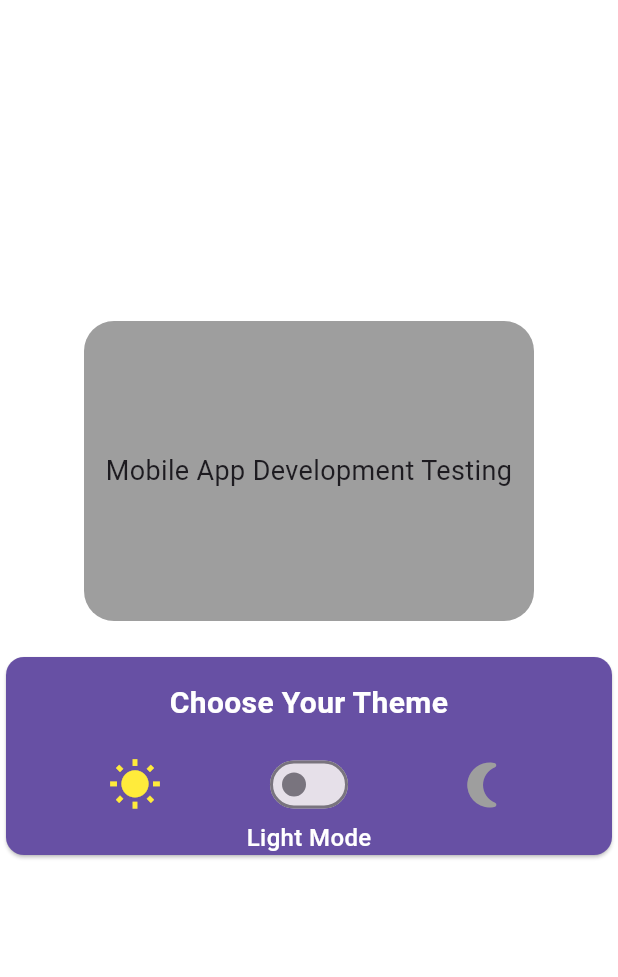
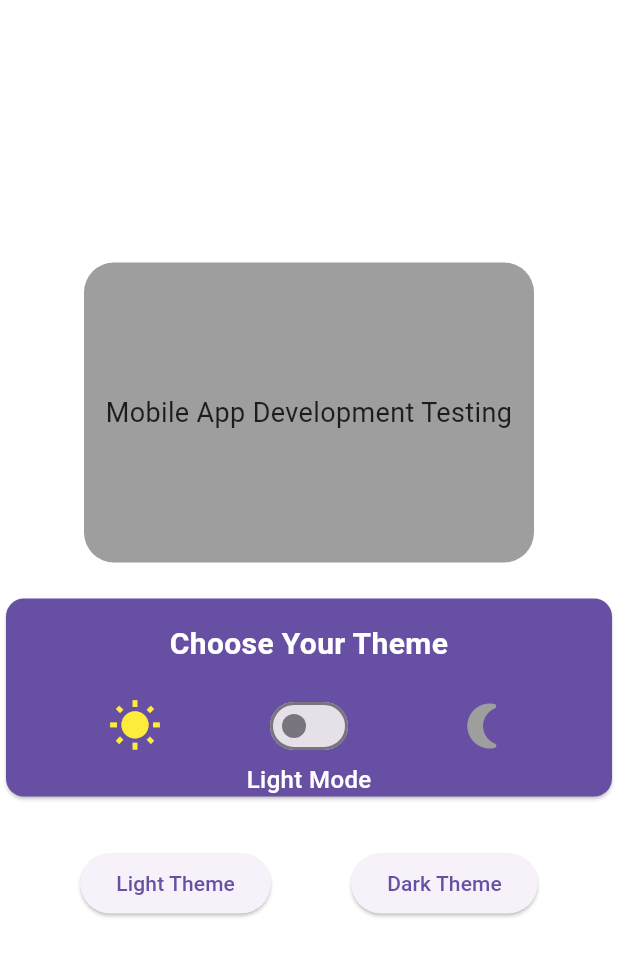
Before and after one commit to OfficialEseosa/MadProjects, a Flutter app: the screen it shows after launch, on a phone screen of 412 x 824 dp, the part 84-1061 px from its top. Run offline on Flutter 3.47's test engine with Material 3 defaults, Android fonts, the phone set to English and light mode, and no system bars.

Commit message:
Add theme toggle buttons to switch between light and dark modes

```diff
--- a/inclass02/lib/main.dart
+++ b/inclass02/lib/main.dart
@@ -125,6 +125,22 @@ class _RunMyAppState extends State<RunMyApp> {
                   ],
                 ),
               ),
+
+              SizedBox(height: 30), // Spacing between card and buttons
+
+              Row(
+                mainAxisAlignment: MainAxisAlignment.spaceEvenly,
+                children: [
+                  ElevatedButton(
+                    onPressed: () => changeTheme(ThemeMode.light),
+                    child: const Text('Light Theme'),
+                  ),
+                  ElevatedButton(
+                    onPressed: () => changeTheme(ThemeMode.dark),
+                    child: const Text('Dark Theme'),
+                  ),
+                ],
+              ),
             ],
           ),
         ),
```
